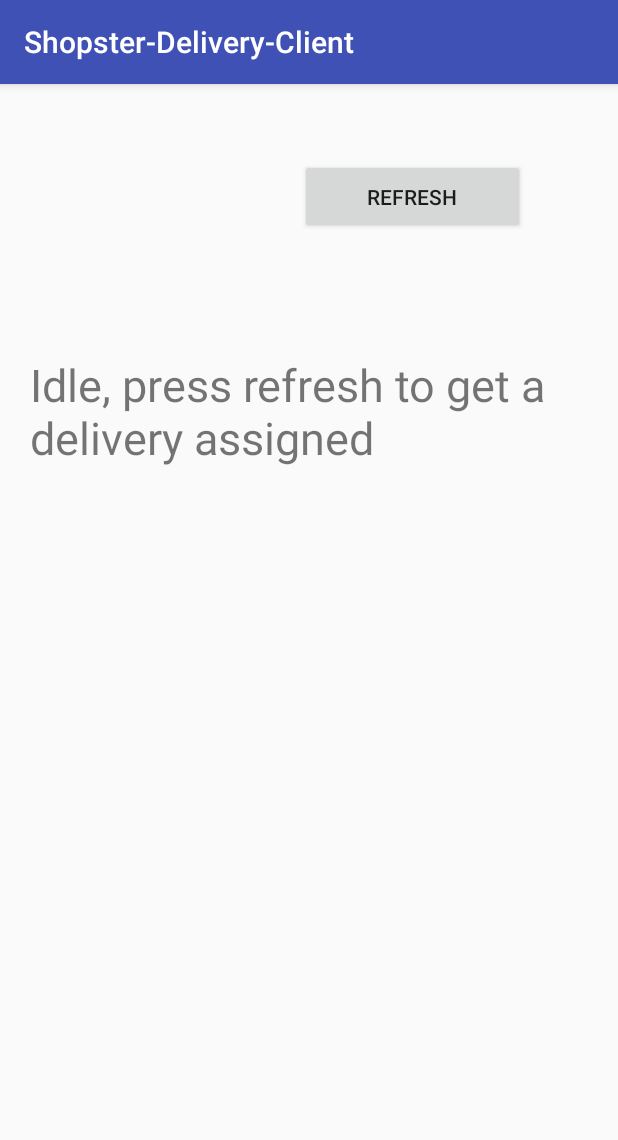
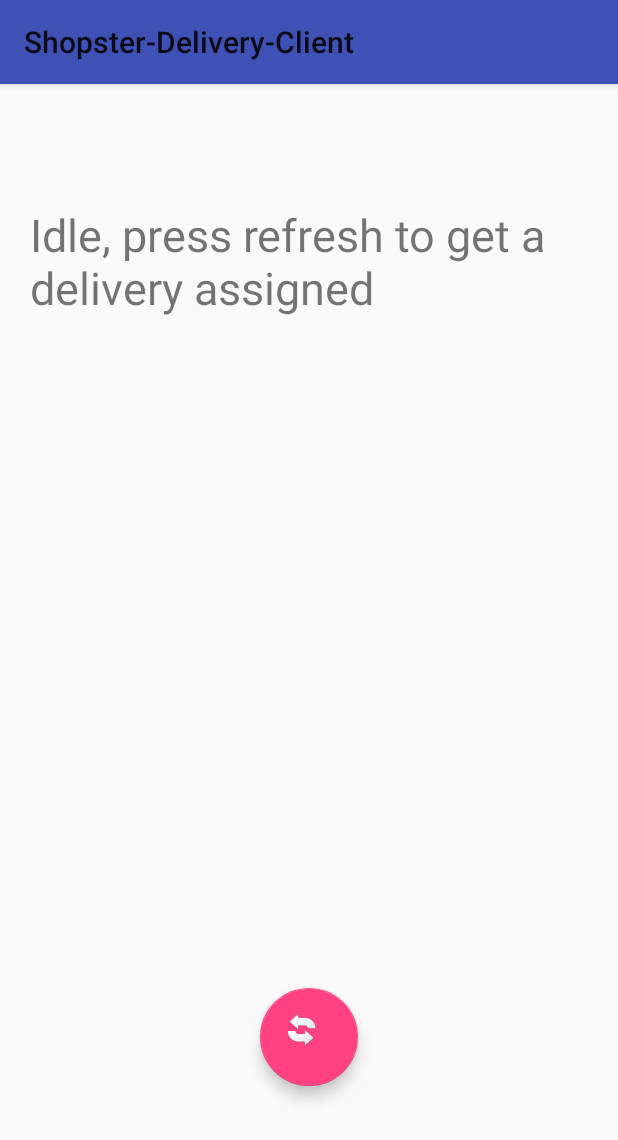
Before and after one commit to CuriousLearner/Shopster, an Android app: the fragment DeliveryManagerFragment shown on its own in the app's theme, on a phone screen of 412 x 824 dp. Shown: the top 1140 px of the screen. Run offline under Robolectric (Android 15) with nearby library versions, the phone set to English and light mode, and no system bars; our stand-ins replace ButterKnife; libraries missing offline, so code that uses them is left out: com.google.zxing.integration, com.joanzapata.android, com.journeyapps.barcodescanner.

Commit message:
Delivery Client : Refresh button UI upgrade

```diff
--- a/src/client/Shopster-Delivery-Client/app/src/main/AndroidManifest.xml
+++ b/src/client/Shopster-Delivery-Client/app/src/main/AndroidManifest.xml
@@ -9,7 +9,7 @@
         android:icon="@mipmap/ic_launcher"
         android:label="@string/app_name"
         android:supportsRtl="true"
-        android:theme="@style/AppTheme">
+        android:theme="@style/ShopsterNavigationDrawerTheme">
         <activity android:name=".activities.MainActivity">
             <intent-filter>
                 <action android:name="android.intent.action.MAIN" />
--- a/src/client/Shopster-Delivery-Client/app/src/main/java/in/co/shopster/shopster_delivery_client/fragments/DeliveryManagerFragment.java
+++ b/src/client/Shopster-Delivery-Client/app/src/main/java/in/co/shopster/shopster_delivery_client/fragments/DeliveryManagerFragment.java
@@ -1,9 +1,11 @@
 package in.co.shopster.shopster_delivery_client.fragments;
 
 import android.content.Context;
+import android.graphics.drawable.Icon;
 import android.net.Uri;
 import android.os.Bundle;
 import android.support.annotation.Nullable;
+import android.support.design.widget.FloatingActionButton;
 import android.support.v4.app.Fragment;
 import android.view.LayoutInflater;
 import android.view.View;
@@ -13,6 +15,8 @@ import android.widget.TextView;
 
 import com.google.zxing.integration.android.IntentIntegrator;
 import com.google.zxing.integration.android.IntentResult;
+import com.joanzapata.android.iconify.IconDrawable;
+import com.joanzapata.android.iconify.Iconify;
 import com.journeyapps.barcodescanner.Util;
 
 import org.json.JSONException;
@@ -39,8 +43,6 @@ import retrofit.Retrofit;
 
 public class DeliveryManagerFragment extends Fragment {
 
-    @Bind(R.id.btn_refresh)
-    Button refreshBtn;
 
     @Bind(R.id.btn_verify_delivery)
     Button verifyDeliveryBtn;
@@ -48,12 +50,14 @@ public class DeliveryManagerFragment extends Fragment {
     @Bind(R.id.text_delivery_status)
     TextView deliveryStatusText;
 
+    @Bind(R.id.fab_refresh)
+    FloatingActionButton refreshFab;
+
     private View view;
 
     ShopsterService shopsterService;
 
     static DeliveryManagerFragment currentFragment;
-
 
     public static DeliveryManagerFragment getInstance() {
         return currentFragment;
@@ -72,9 +76,12 @@ public class DeliveryManagerFragment extends Fragment {
 
             String assignedOrderId = Utilities.getSharedPreference(ctx, Config.getShopsterDeliveryObjOrderIdKey());
             if(!assignedOrderId.isEmpty()) {
-                deliveryStatusText.setText("Assigned order ID : "+assignedOrderId);
+                deliveryStatusText.setText("Assigned order ID : " + assignedOrderId);
                 verifyDeliveryBtn.setVisibility(View.VISIBLE);
-                refreshBtn.setVisibility(View.INVISIBLE);
+                refreshFab.setVisibility(View.INVISIBLE);
+
+
+            }
 
             verifyDeliveryBtn.setOnClickListener(new View.OnClickListener() {
                 @Override
@@ -90,9 +97,9 @@ public class DeliveryManagerFragment extends Fragment {
                             .initiateScan();
                 }
             });
-            }
 
-            refreshBtn.setOnClickListener(new View.OnClickListener() {
+
+            refreshFab.setOnClickListener(new View.OnClickListener() {
                 @Override
                 public void onClick(View view) {
                     test();
@@ -126,9 +133,9 @@ public class DeliveryManagerFragment extends Fragment {
                                     Utilities.setSharedPreference(ctx, Config.getShopsterDeliveryObjOrderIdKey(), delivery.getOrderId() + "");
                                     Utilities.setSharedPreference(ctx, Config.getShopsterDeliveryObjDeliveredByKey(), delivery.getDeliveredBy()+"");
                                     Utilities.setSharedPreference(ctx, Config.getShopsterDeliveryObjIsDeliveredKey(), delivery.isDelivered()+"");
-                                    Utilities.setSharedPreference(ctx, Config.getShopsterDeliveryObjDeliveryTypeKey(), delivery.getDeliveryType()+"");
+                                    Utilities.setSharedPreference(ctx, Config.getShopsterDeliveryObjDeliveryTypeKey(), delivery.getDeliveryType() + "");
                                     verifyDeliveryBtn.setVisibility(View.VISIBLE);
-                                    refreshBtn.setVisibility(View.GONE);
+                                    refreshFab.setVisibility(View.GONE);
                                     break;
                                 case 404 :
                                     Utilities.writeDebugLog("delivery check : 404 NOT FOUND");
@@ -150,8 +157,6 @@ public class DeliveryManagerFragment extends Fragment {
                                     "Check delivery : request failed : reason : "+t.toString());
                         }
                     });
-
-
 
                 }
             });
@@ -226,7 +231,7 @@ public class DeliveryManagerFragment extends Fragment {
                             Utilities.removeSharedPreference(ctx, Config.getShopsterDeliveryObjQueueIdKey());
                             deliveryStatusText.setText("Delivery succeeded ...");
                             verifyDeliveryBtn.setVisibility(View.GONE);
-                            refreshBtn.setVisibility(View.VISIBLE);
+                            refreshFab.setVisibility(View.VISIBLE);
 
 
                         } else if(responseMessage.equals("Customer not matched")) {
--- a/src/client/Shopster-Delivery-Client/app/src/main/res/layout/fragment_delivery_manager.xml
+++ b/src/client/Shopster-Delivery-Client/app/src/main/res/layout/fragment_delivery_manager.xml
@@ -14,6 +14,7 @@
         >
 
         <Button
+            android:visibility="gone"
             android:layout_width="150dp"
             android:layout_height="50dp"
             android:id="@+id/btn_refresh"
@@ -40,6 +41,17 @@
             android:text="@string/label_verify_delivery"
             />
 
+
     </LinearLayout>
 
+
+    <android.support.design.widget.FloatingActionButton
+        android:layout_width="65dp"
+        android:layout_height="65dp"
+        android:id="@+id/fab_refresh"
+        android:src="@drawable/refresh_white"
+        android:layout_gravity="bottom|center"
+        android:layout_marginBottom="100dp"
+        />
+
 </FrameLayout>
--- a/src/client/Shopster-Delivery-Client/app/src/main/res/values-v21/styles.xml
+++ b/src/client/Shopster-Delivery-Client/app/src/main/res/values-v21/styles.xml
@@ -11,6 +11,17 @@
         <item name="colorPrimary">@color/colorPrimary</item>
         <item name="colorPrimaryDark">@color/colorPrimaryDark</item>
         <item name="colorAccent">@color/colorAccent</item>
+        <!--<item name="android:colorForeground">@color/black</item>-->
+        <!--<item name="colorAccent">@color/white</item>-->
+        <item name="drawerColor">@color/white</item>
+        <!--<item name="colorAccent">@color/white</item>-->
+        <!--<item name="drawerColor">@color/white</item>-->
+        <!--<item name="sectionStyle">@style/MySectionTheme</item>-->
+        <!--<item name="subheaderStyle">@style/MySubheaderTheme</item>-->
+        <item name="singleAccount">true</item>
+        <item name="rippleBackport">true</item>
+        <!--<item name="colorPrimary">@color/white</item>-->
+        <!--<item name="colorPrimaryDark">@color/white</item>-->
         <!--<item name="colorPrimary">#8bc34a</item>-->
         <!--<item name="colorPrimaryDark">#558b2f</item>-->
         <!--<item name="colorAccent">#FFFFFF</item>-->
--- a/src/client/Shopster-Delivery-Client/app/src/main/res/values/colors.xml
+++ b/src/client/Shopster-Delivery-Client/app/src/main/res/values/colors.xml
@@ -3,4 +3,6 @@
     <color name="colorPrimary">#3F51B5</color>
     <color name="colorPrimaryDark">#303F9F</color>
     <color name="colorAccent">#FF4081</color>
+    <color name="white">#FFFFFF</color>
+    <color name="black">#000000</color>
 </resources>
--- a/src/client/Shopster-Delivery-Client/app/src/main/res/values/styles.xml
+++ b/src/client/Shopster-Delivery-Client/app/src/main/res/values/styles.xml
@@ -3,8 +3,10 @@
     <!-- Base application theme. -->
     <style name="AppTheme" parent="Theme.AppCompat.Light.DarkActionBar">
         <!-- Customize your theme here. -->
-        <item name="colorPrimary">@color/colorPrimary</item>
-        <item name="colorPrimaryDark">@color/colorPrimaryDark</item>
+        <!--<item name="colorPrimary">@color/colorPrimary</item>-->
+        <item name="colorPrimary">@color/white</item>
+        <!--<item name="colorPrimaryDark">@color/colorPrimaryDark</item>-->
+        <item name="colorPrimaryDark">@color/white</item>
         <item name="colorAccent">@color/colorAccent</item>
     </style>
 
@@ -17,4 +19,22 @@
 
     <style name="AppTheme.PopupOverlay" parent="ThemeOverlay.AppCompat.Light" />
 
+    <style name="ShopsterNavigationDrawerTheme" parent="MaterialNavigationDrawerTheme.Light">
+        <!--<item name="colorPrimary">@color/colorPrimary</item>-->
+        <!--<item name="colorPrimaryDark">@color/colorPrimaryDark</item>-->
+        <!--<item name="colorAccent">@color/colorAccent</item>-->
+        <!--<item name="android:colorForeground">#FFFFFF</item>-->
+        <!--<item name="colorAccent">@color/white</item>-->
+        <item name="drawerColor">@color/white</item>
+        <!--<item name="sectionStyle">@style/MySectionTheme</item>-->
+        <!--<item name="subheaderStyle">@style/MySubheaderTheme</item>-->
+        <item name="singleAccount">true</item>
+        <item name="rippleBackport">true</item>
+        <item name="colorPrimary">@color/white</item>
+        <item name="colorPrimaryDark">@color/white</item>
+        <!--<item name="colorPrimary">#8bc34a</item>-->
+        <!--<item name="colorPrimaryDark">#558b2f</item>-->
+        <!--<item name="colorAccent">#FFFFFF</item>-->
+    </style>
+
 </resources>
```
Also changed, not shown: src/client/Shopster-Delivery-Client/app/src/main/res/drawable/refresh_white.png (added). Lines whose indentation alone changed are shown as unchanged.
